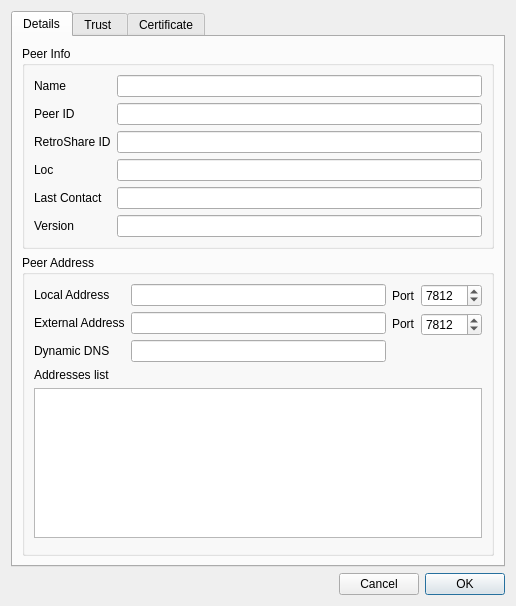
This is retroshare-gui/src/gui/connect/ConfCertDialog.ui in RetroShare/RetroShare as Qt 5 draws it before an edit. The edited form follows.
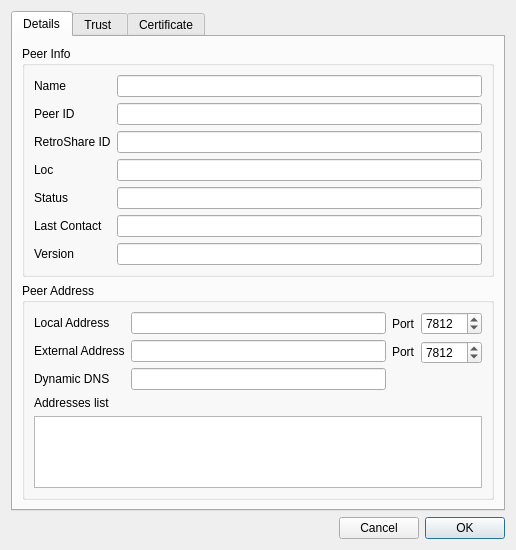
This is the edited form. Icons and pictures are not drawn.

Commit message: Added to details to display the Status

```diff
--- a/retroshare-gui/src/gui/connect/ConfCertDialog.ui
+++ b/retroshare-gui/src/gui/connect/ConfCertDialog.ui
@@ -7,7 +7,7 @@
     <x>0</x>
     <y>0</y>
     <width>516</width>
-    <height>606</height>
+    <height>544</height>
    </rect>
   </property>
   <property name="windowTitle">
@@ -66,28 +66,28 @@
             </property>
            </widget>
           </item>
-          <item row="5" column="0">
+          <item row="6" column="0">
            <widget class="QLabel" name="label_last_contact">
             <property name="text">
              <string>Last Contact</string>
             </property>
            </widget>
           </item>
-          <item row="5" column="1">
-           <widget class="QLineEdit" name="lastcontact">
-            <property name="readOnly">
-             <bool>true</bool>
-            </property>
-           </widget>
-          </item>
           <item row="6" column="1">
+           <widget class="QLineEdit" name="lastcontact">
+            <property name="readOnly">
+             <bool>true</bool>
+            </property>
+           </widget>
+          </item>
+          <item row="7" column="1">
            <widget class="QLineEdit" name="version">
             <property name="readOnly">
              <bool>true</bool>
             </property>
            </widget>
           </item>
-          <item row="6" column="0">
+          <item row="7" column="0">
            <widget class="QLabel" name="label_version">
             <property name="text">
              <string>Version</string>
@@ -122,6 +122,20 @@
             </property>
            </widget>
           </item>
+          <item row="5" column="0">
+           <widget class="QLabel" name="label_status">
+            <property name="text">
+             <string>Status</string>
+            </property>
+           </widget>
+          </item>
+          <item row="5" column="1">
+           <widget class="QLineEdit" name="statusline">
+            <property name="readOnly">
+             <bool>true</bool>
+            </property>
+           </widget>
+          </item>
          </layout>
         </widget>
        </item>
```
The commit also changes 1 other file.
